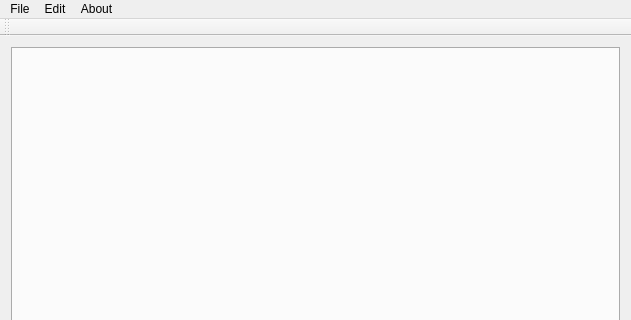
Before: the Qt Designer form src/MainWindow.ui in tomaszkaliciak/ProntoPredator, drawn with Qt 5; both pictures show x 0 to 631 and y 0 to 320 of the 631 by 494 pixel window.
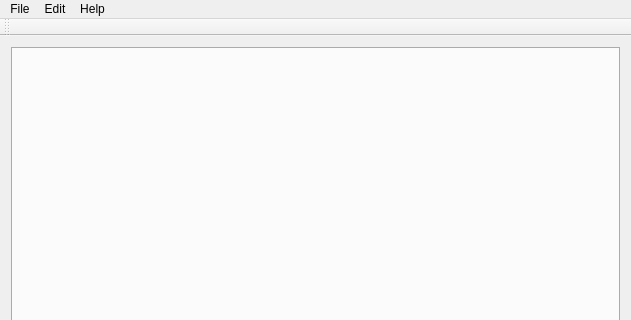
After: the same form once the commit is applied. Icons and pictures are not drawn.

Patch:
```diff
--- a/src/MainWindow.ui
+++ b/src/MainWindow.ui
@@ -52,7 +52,7 @@
      <x>0</x>
      <y>0</y>
      <width>631</width>
-     <height>21</height>
+     <height>20</height>
     </rect>
    </property>
    <widget class="QMenu" name="menuTest">
@@ -70,14 +70,17 @@
     <addaction name="actionGrep_current_view"/>
     <addaction name="actionBookmark_current_line"/>
    </widget>
-   <widget class="QMenu" name="menuAbout">
+   <widget class="QMenu" name="menuHelp">
+    <property name="layoutDirection">
+     <enum>Qt::LeftToRight</enum>
+    </property>
     <property name="title">
-     <string>About</string>
+     <string>Help</string>
     </property>
    </widget>
    <addaction name="menuTest"/>
    <addaction name="menuFind"/>
-   <addaction name="menuAbout"/>
+   <addaction name="menuHelp"/>
   </widget>
   <widget class="QToolBar" name="mainToolBar">
    <attribute name="toolBarArea">
```
Left out of the diff: 22 changed lines with no effect on the pictures.
